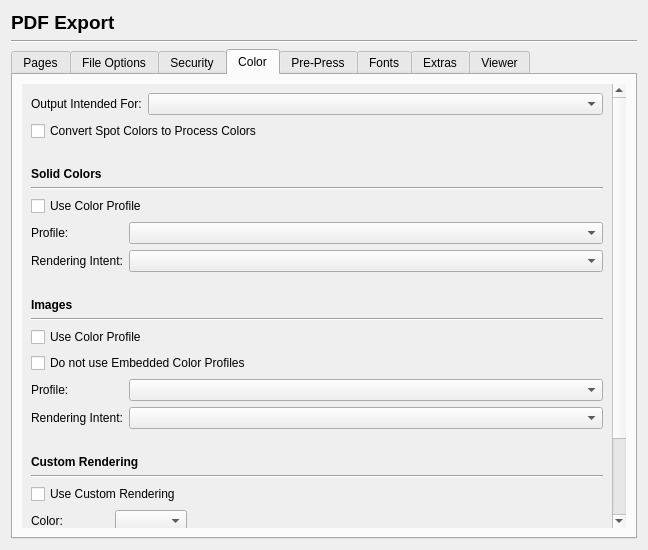
scribusproject/scribus, file scribus/ui/prefs_pdfexportbase.ui: the form before one commit.
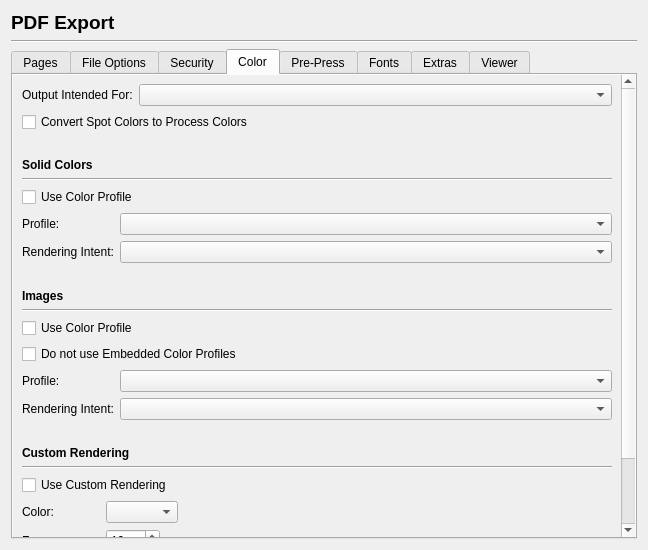
The form after the commit. The open tabs and pages were chosen to show the change. Custom widgets are drawn as their Qt base class.

Commit message: #12964: Visual glitches in the Preferences / Document Setup dialog

The edit to the form file:
```diff
--- a/scribus/ui/prefs_pdfexportbase.ui
+++ b/scribus/ui/prefs_pdfexportbase.ui
@@ -665,11 +665,26 @@
        <string>Color</string>
       </attribute>
       <layout class="QVBoxLayout" name="verticalLayout_5">
+       <property name="leftMargin">
+        <number>0</number>
+       </property>
+       <property name="topMargin">
+        <number>0</number>
+       </property>
+       <property name="rightMargin">
+        <number>0</number>
+       </property>
+       <property name="bottomMargin">
+        <number>0</number>
+       </property>
        <item>
         <widget class="QScrollArea" name="scrollArea">
          <property name="frameShape">
           <enum>QFrame::NoFrame</enum>
          </property>
+         <property name="frameShadow">
+          <enum>QFrame::Plain</enum>
+         </property>
          <property name="lineWidth">
           <number>0</number>
          </property>
```
Left out of the diff: 24 changed lines with no effect on the pictures. The commit also changes 4 other files.
